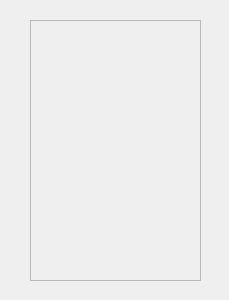
First picture: the form in mytickets.ui, repository Tmroz21/RRS, before the edit.
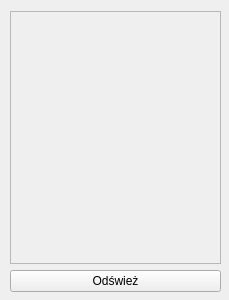
Second picture: the form after the edit.

What changed in the file:
```diff
--- a/mytickets.ui
+++ b/mytickets.ui
@@ -13,15 +13,18 @@
   <property name="windowTitle">
    <string>Form</string>
   </property>
+  <widget class="QWidget" name="verticalLayoutWidget">
+   <property name="geometry">
+    <rect>
+     <x>10</x>
+     <y>11</y>
+     <width>211</width>
+     <height>281</height>
+    </rect>
+   </property>
+   <layout class="QVBoxLayout" name="verticalLayout">
+    <item>
   <widget class="QScrollArea" name="scrollArea">
-   <property name="geometry">
-    <rect>
-     <x>30</x>
-     <y>20</y>
-     <width>171</width>
-     <height>261</height>
-    </rect>
-   </property>
    <property name="widgetResizable">
     <bool>true</bool>
    </property>
@@ -30,11 +33,21 @@
      <rect>
       <x>0</x>
       <y>0</y>
-      <width>169</width>
-      <height>259</height>
+         <width>207</width>
+         <height>247</height>
      </rect>
     </property>
    </widget>
+     </widget>
+    </item>
+    <item>
+     <widget class="QPushButton" name="pushButton">
+      <property name="text">
+       <string>Odśwież</string>
+      </property>
+     </widget>
+    </item>
+   </layout>
   </widget>
  </widget>
  <tabstops>
```
Lines whose indentation alone changed are shown as unchanged.
